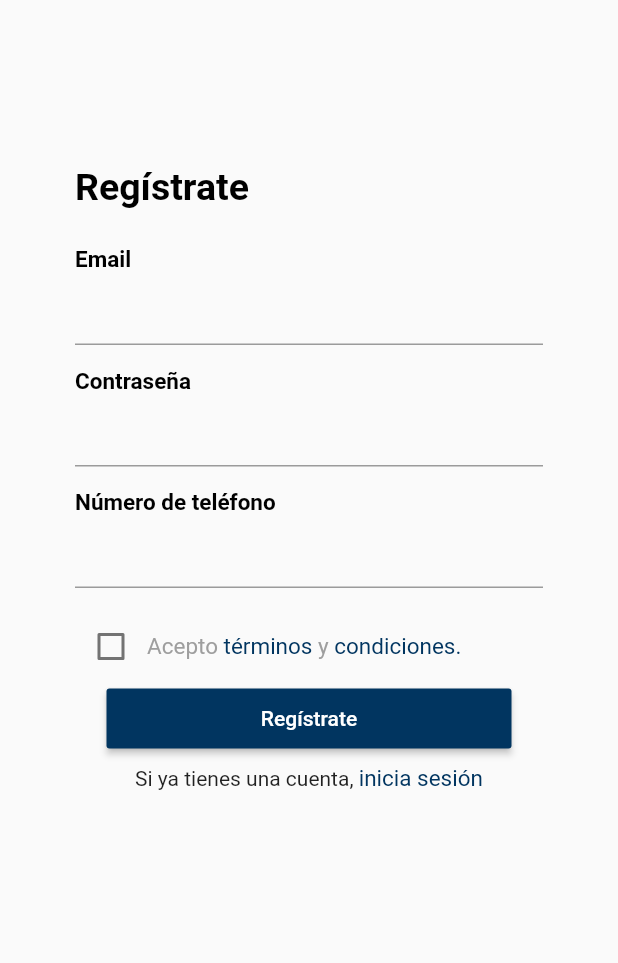
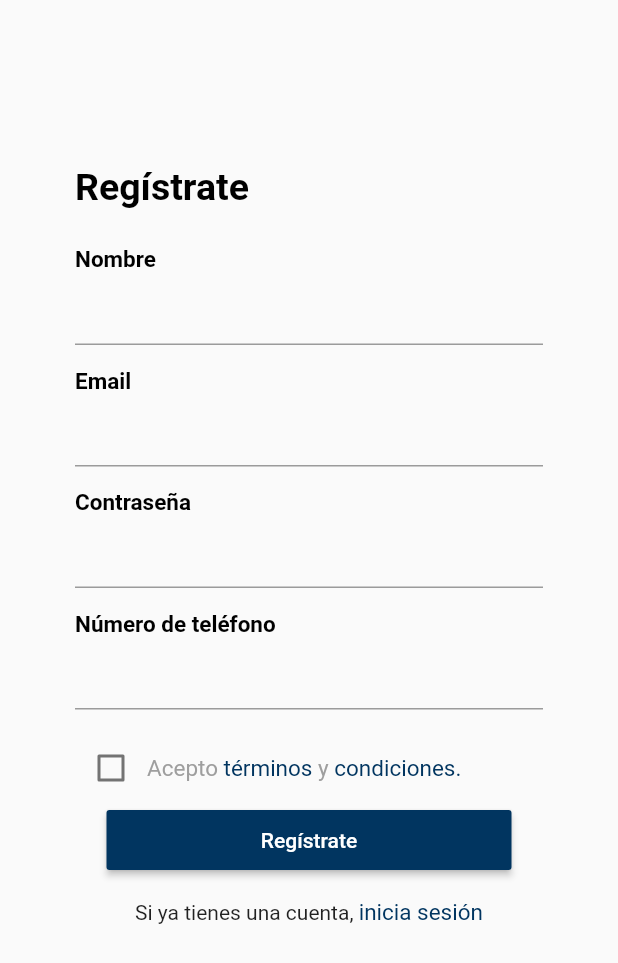
Before and after one commit to karou1182001/AppMovilRU, a Flutter app: the screen it shows after launch, on a phone screen of 412 x 824 dp. Shown: the top 963 px of the screen. Run offline on Flutter 3.47's test engine with Material 2 defaults, Android fonts, the phone set to English and light mode, and no system bars; our stand-ins replace cloud_firestore, firebase_auth, firebase_core, flutter_colorpicker, get, google_maps_flutter and 4 more; missing offline and left inert: syncfusion_flutter_core; accounts and stored records are empty.

Commit message:
Registro Updated

```diff
--- /dev/null
+++ b/lib/domain/constants/constants/firabase_constants.dart
@@ -0,0 +1,3 @@
+import 'package:cloud_firestore/cloud_firestore.dart';
+
+var userFirebase = FirebaseFirestore.instance.collection('usuario');
--- a/lib/ui/pages/pageEvents/eventos.dart
+++ b/lib/ui/pages/pageEvents/eventos.dart
@@ -1,4 +1,4 @@
-import 'package:app_ru/domain/constants/color.dart';
+import 'package:app_ru/domain/constants/constants/color.dart';
 import 'package:app_ru/domain/constants/controllers/event_controller.dart';
 import 'package:app_ru/models/event.dart';
 import 'package:app_ru/ui/pages/pageEvents/selectedevent.dart';
--- a/lib/ui/pages/pageEvents/selectedevent.dart
+++ b/lib/ui/pages/pageEvents/selectedevent.dart
@@ -2,7 +2,7 @@ import 'package:app_ru/models/event.dart';
 import 'package:flutter/cupertino.dart';
 import 'package:flutter/material.dart';
 
-import '../../../domain/constants/color.dart';
+import '../../../domain/constants/constants/color.dart';
 
 class SelectedEvent extends StatelessWidget {
   Event selectedevent;
--- a/lib/ui/pages/pageFriends/friends.dart
+++ b/lib/ui/pages/pageFriends/friends.dart
@@ -1,4 +1,4 @@
-import 'package:app_ru/domain/constants/color.dart';
+import 'package:app_ru/domain/constants/constants/color.dart';
 import 'package:app_ru/domain/constants/controllers/friend_controller.dart';
 import 'package:app_ru/models/friend.dart';
 import 'package:app_ru/ui/pages/pageFriends/selectedfriend.dart';
--- a/lib/ui/pages/pageFriends/selectedfriend.dart
+++ b/lib/ui/pages/pageFriends/selectedfriend.dart
@@ -2,8 +2,8 @@ import 'package:app_ru/models/friend.dart';
 import 'package:app_ru/ui/pages/pageFriends/selectedFriendMap.dart';
 import 'package:flutter/cupertino.dart';
 import 'package:flutter/material.dart';
-import 'package:app_ru/domain/constants/text_style.dart';
-import '../../../domain/constants/color.dart';
+import 'package:app_ru/domain/constants/constants/text_style.dart';
+import '../../../domain/constants/constants/color.dart';
 
 class SelectedFriend extends StatelessWidget {
   Friend selectedfriend;
--- a/lib/ui/pages/pageInicioyRegistro/condiciones.dart
+++ b/lib/ui/pages/pageInicioyRegistro/condiciones.dart
@@ -1,5 +1,5 @@
-import 'package:app_ru/domain/constants/color.dart';
-import 'package:app_ru/domain/constants/text_style.dart';
+import 'package:app_ru/domain/constants/constants/color.dart';
+import 'package:app_ru/domain/constants/constants/text_style.dart';
 import 'package:flutter/material.dart';
 
 void main () {
--- a/lib/ui/pages/pageInicioyRegistro/registro.dart
+++ b/lib/ui/pages/pageInicioyRegistro/registro.dart
@@ -1,6 +1,7 @@
-import 'package:app_ru/domain/constants/color.dart';
+import 'package:app_ru/domain/constants/constants/color.dart';
+import 'package:app_ru/domain/constants/constants/firabase_constants.dart';
 import 'package:app_ru/domain/constants/controllers/authentication_controller.dart';
-import 'package:app_ru/domain/constants/text_style.dart';
+import 'package:app_ru/domain/constants/constants/text_style.dart';
 import 'package:app_ru/ui/pages/pageInicioyRegistro/condiciones.dart';
 import 'package:app_ru/ui/pages/pageInicioyRegistro/inicio.dart';
 import 'package:app_ru/ui/pages/pageProfile/profile.dart';
@@ -9,6 +10,8 @@ import 'package:flutter/material.dart';
 import 'package:provider/provider.dart';
 import 'package:flutter/foundation.dart';
 import 'package:get/get.dart';
+
+import '../../../domain/constants/controllers/authentication_controller.dart';
 
 void main() {
   runApp(MenuRegistro());
@@ -19,6 +22,7 @@ class MenuRegistro extends StatelessWidget {
   MenuRegistro({Key? key}) : super(key: key);
   bool value = false;
 
+  TextEditingController _nombreController = TextEditingController();
   TextEditingController _emailController = TextEditingController();
   TextEditingController _passwordController = TextEditingController();
   TextEditingController _numberController = TextEditingController();
@@ -44,6 +48,17 @@ class MenuRegistro extends StatelessWidget {
               const SizedBox(
                 height: 25,
               ),
+              //Nombre del Usuario
+              const Text("Nombre",
+                  style: TextStyle(
+                      color: Colors.black,
+                      fontSize: 15,
+                      fontWeight: FontWeight.bold)),
+              TextFormField(controller: _nombreController),
+              const SizedBox(
+                height: 15,
+              ),
+              //Email del Usuario
               const Text("Email",
                   style: TextStyle(
                       color: Colors.black,
@@ -53,6 +68,7 @@ class MenuRegistro extends StatelessWidget {
               const SizedBox(
                 height: 15,
               ),
+              //Contraseña del Usuario (tiene que ser de mínimo 6 caracteres)
               const Text("Contraseña",
                   style: TextStyle(
                       color: Colors.black,
@@ -62,6 +78,7 @@ class MenuRegistro extends StatelessWidget {
               const SizedBox(
                 height: 15,
               ),
+              //Número del usuario
               const Text("Número de teléfono",
                   style: TextStyle(
                       color: Colors.black,
@@ -113,9 +130,23 @@ class MenuRegistro extends StatelessWidget {
                       height: 40,
                       minWidth: 270,
                       onPressed: () {
+                        //Condiciones
+                        if (_nombreController.text != '' &&
+                            _emailController.text != '' &&
+                            _numberController != 0 &&
+                            _passwordController.text.length >= 6) {
                           try {
-                          authController.register(
-                              _emailController.text, _passwordController.text);
+                            //Realizamos el registro en Firebase
+                            authController.register(_emailController.text,
+                                _passwordController.text);
+                            //Registramos los datos en Firestore
+                            userFirebase.add({
+                              'name': _nombreController.text,
+                              'email': _emailController.text,
+                              'number': _numberController.text,
+                              'description': ''
+                            });
+                            //Enviamos un mensaje exitoso
                             showDialog(
                                 context: context,
                                 builder: (BuildContext context) {
@@ -133,6 +164,7 @@ class MenuRegistro extends StatelessWidget {
                                   );
                                 });
                           } catch (e) {}
+                        }
                       },
                       color: const Color.fromARGB(255, 1, 53, 96),
                       child: const Text(
@@ -141,7 +173,7 @@ class MenuRegistro extends StatelessWidget {
                       ),
                     ),
                     const SizedBox(
-                      height: 7,
+                      height: 15,
                     ),
                     Row(
                       mainAxisAlignment: MainAxisAlignment.center,
--- a/lib/ui/pages/pageInicioyRegistro/terminos.dart
+++ b/lib/ui/pages/pageInicioyRegistro/terminos.dart
@@ -1,5 +1,5 @@
-import 'package:app_ru/domain/constants/color.dart';
-import 'package:app_ru/domain/constants/text_style.dart';
+import 'package:app_ru/domain/constants/constants/color.dart';
+import 'package:app_ru/domain/constants/constants/text_style.dart';
 import 'package:flutter/material.dart';
 
 void main () {
--- a/lib/ui/pages/pageMyCalendar/event_editing_page.dart
+++ b/lib/ui/pages/pageMyCalendar/event_editing_page.dart
@@ -7,7 +7,7 @@ import 'package:flutter/material.dart';
 import 'package:flutter_colorpicker/flutter_colorpicker.dart';
 import 'package:get/get.dart';
 
-import '../../../domain/constants/color.dart';
+import '../../../domain/constants/constants/color.dart';
 
 class EventEditingPage extends StatefulWidget {
   final Event? event;
--- a/lib/ui/pages/pageMyCalendar/event_viewing_page.dart
+++ b/lib/ui/pages/pageMyCalendar/event_viewing_page.dart
@@ -7,7 +7,7 @@ import 'package:app_ru/ui/widgets/navbar/nav_bar.dart';
 import 'package:flutter/material.dart';
 import 'package:get/get.dart';
 
-import '../../../domain/constants/color.dart';
+import '../../../domain/constants/constants/color.dart';
 
 class EventViewingPage extends StatelessWidget {
   final Event event;
--- a/lib/ui/pages/pageMyCalendar/mycalendar.dart
+++ b/lib/ui/pages/pageMyCalendar/mycalendar.dart
@@ -4,7 +4,7 @@
 //https://www.syncfusion.com/kb/12116/how-to-add-google-calendar-events-to-the-flutter-event-calendar-sfcalendar
 //https://youtu.be/LoDtxRkGDTw
 ///-----------------------Librerías--------------------------------------
-import 'package:app_ru/domain/constants/color.dart';
+import 'package:app_ru/domain/constants/constants/color.dart';
 import 'package:app_ru/domain/constants/controllers/event_controller.dart';
 import 'package:app_ru/ui/pages/pageMyCalendar/event_data_source.dart';
 import 'package:app_ru/ui/pages/pageMyCalendar/event_editing_page.dart';
--- a/lib/ui/pages/pageMyCalendar/task_widget.dart
+++ b/lib/ui/pages/pageMyCalendar/task_widget.dart
@@ -7,7 +7,7 @@ import 'package:get/get.dart';
 import 'package:syncfusion_flutter_calendar/calendar.dart';
 import 'package:syncfusion_flutter_core/theme.dart';
 
-import '../../../domain/constants/color.dart';
+import '../../../domain/constants/constants/color.dart';
 
 class TaskWidget extends StatefulWidget {
   const TaskWidget({Key? key}) : super(key: key);
--- a/lib/ui/pages/pageNotifications/notifications.dart
+++ b/lib/ui/pages/pageNotifications/notifications.dart
@@ -1,4 +1,4 @@
-import 'package:app_ru/domain/constants/color.dart';
+import 'package:app_ru/domain/constants/constants/color.dart';
 import 'package:flutter/material.dart';
 
 class Notifications extends StatefulWidget {
--- a/lib/ui/pages/pageProfile/editProfile.dart
+++ b/lib/ui/pages/pageProfile/editProfile.dart
@@ -1,7 +1,7 @@
 // ignore_for_file: file_names
 
 import 'package:app_ru/domain/constants/controllers/user_controller.dart';
-import 'package:app_ru/domain/constants/text_style.dart';
+import 'package:app_ru/domain/constants/constants/text_style.dart';
 import 'package:app_ru/ui/widgets/navbar/nav_bar.dart';
 import 'package:flutter/material.dart';
 import 'package:get/get.dart';
--- a/lib/ui/pages/pageProfile/profile.dart
+++ b/lib/ui/pages/pageProfile/profile.dart
@@ -1,9 +1,9 @@
 // ignore_for_file: avoid_print
 
-import 'package:app_ru/domain/constants/color.dart';
+import 'package:app_ru/domain/constants/constants/color.dart';
 import 'package:app_ru/domain/constants/controllers/authentication_controller.dart';
 import 'package:app_ru/domain/constants/controllers/user_controller.dart';
-import 'package:app_ru/domain/constants/text_style.dart';
+import 'package:app_ru/domain/constants/constants/text_style.dart';
 import 'package:app_ru/ui/pages/pageProfile/editProfile.dart';
 import 'package:cloud_firestore/cloud_firestore.dart';
 import 'package:flutter/material.dart';
--- a/lib/ui/widgets/navbar/custom_paint.dart
+++ b/lib/ui/widgets/navbar/custom_paint.dart
@@ -1,4 +1,4 @@
-import 'package:app_ru/domain/constants/color.dart';
+import 'package:app_ru/domain/constants/constants/color.dart';
 import 'package:flutter/cupertino.dart';
 //Pinta el botón del navbar que esté activado
 
--- a/lib/ui/widgets/navbar/nav_bar.dart
+++ b/lib/ui/widgets/navbar/nav_bar.dart
@@ -1,6 +1,6 @@
 //Repositorio guía de Navbar: https://github.com/sudeshnb/animation_nav_bar
-import 'package:app_ru/domain/constants/color.dart';
-import 'package:app_ru/domain/constants/text_style.dart';
+import 'package:app_ru/domain/constants/constants/color.dart';
+import 'package:app_ru/domain/constants/constants/text_style.dart';
 import 'package:app_ru/ui/widgets/navbar/custom_paint.dart';
 import 'package:app_ru/ui/widgets/navbar/model.dart';
 import 'package:flutter/material.dart';
```
Also changed, not shown: lib/ui/pages/pageInicioyRegistro/inicio.dart (+4 -4 lines), lib/domain/constants/constants/color.dart (renamed from lib/domain/constants/color.dart), lib/domain/constants/constants/text_style.dart (renamed from lib/domain/constants/text_style.dart). Lines whose indentation alone changed are shown as unchanged.
